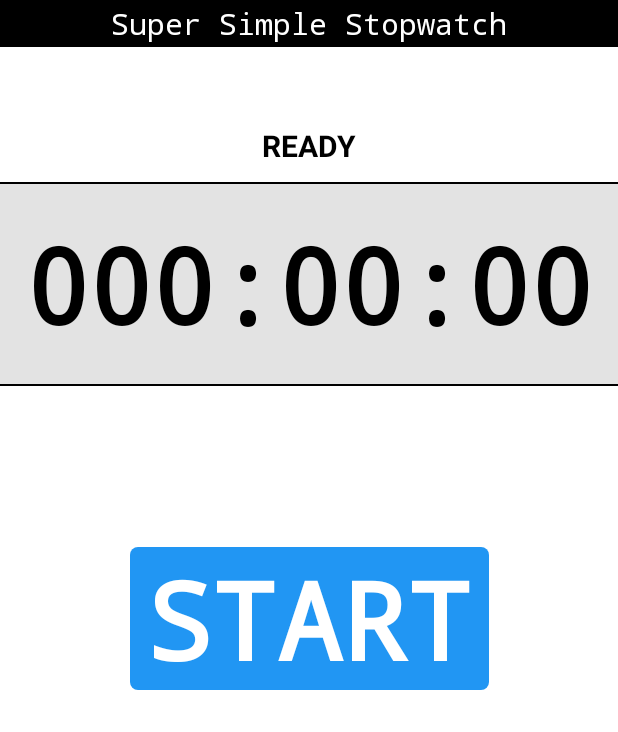
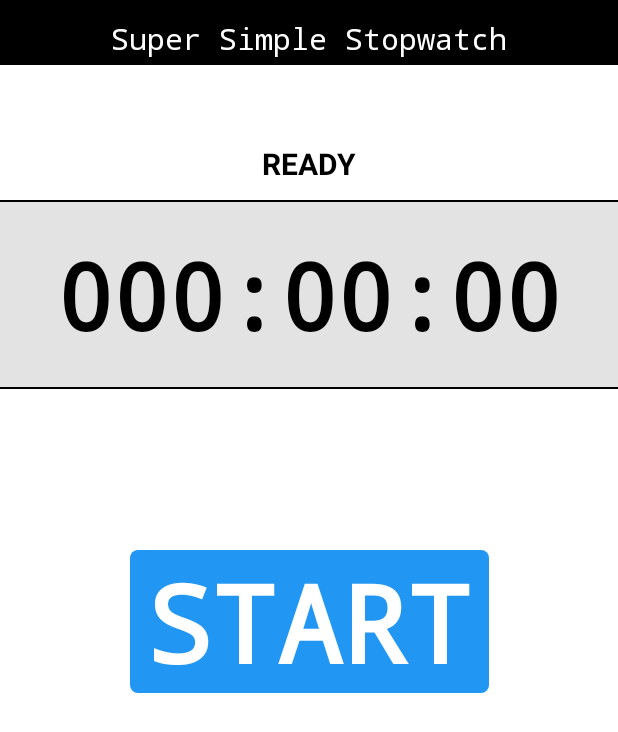
Before and after one commit to raphael1063/SSStopwatch, an Android app: the layout activity_main.xml on its own in the app's theme, with its tools: preview values and no code run, on a phone screen of 412 x 824 dp. Shown: the top 732 px of the screen. Run offline under Robolectric (Android 15) with nearby library versions, the phone set to English and light mode, and no system bars.

Commit message:
메인 디자인 변경

```diff
--- a/app/src/main/res/layout/activity_main.xml
+++ b/app/src/main/res/layout/activity_main.xml
@@ -35,11 +35,12 @@
             android:text="000:00:00"
             android:paddingVertical="20dp"
             android:textColor="#000000"
-            android:textSize="70sp"
+            android:textSize="62dp"
             android:textStyle="bold"
             app:layout_constraintLeft_toLeftOf="parent"
             app:layout_constraintRight_toRightOf="parent"
-            app:layout_constraintTop_toBottomOf="@+id/textRunning" />
+            app:layout_constraintTop_toBottomOf="@+id/textRunning"
+            tools:ignore="SpUsage" />
 
         <Button
             android:id="@+id/btn_reset"
@@ -93,7 +94,8 @@
             android:layout_width="0dp"
             android:layout_height="wrap_content"
             android:background="#000000"
-            android:paddingVertical="2dp"
+            android:paddingTop="12dp"
+            android:paddingBottom="4dp"
             android:fontFamily="monospace"
             android:gravity="center"
             android:text="Super Simple Stopwatch"
```
